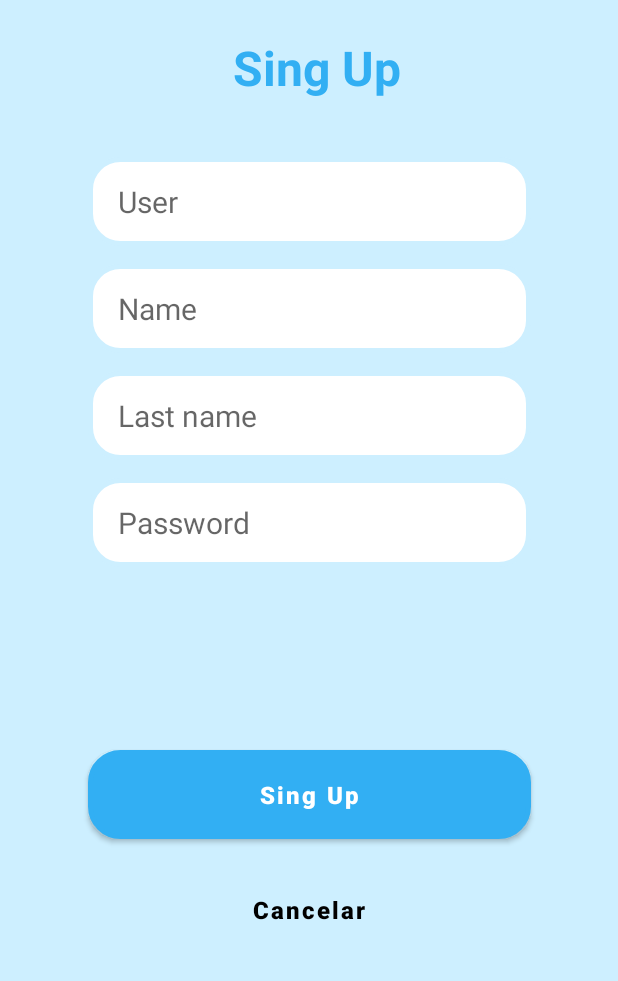
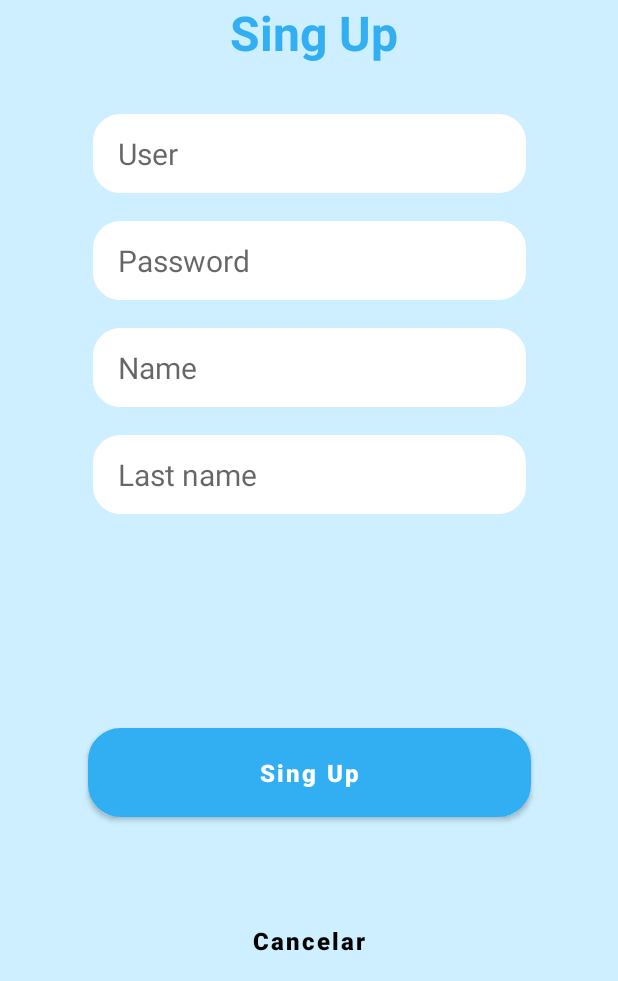
Before and after one commit to malenvac/android, an Android app: the SingUp screen opened directly, with no data from a screen before it, on a phone screen of 412 x 824 dp, the part 255-1236 px from its top. Run offline under Robolectric (Android 15) with nearby library versions, the phone set to English and light mode, and no system bars.

Commit message:
Los cambios malucos

```diff
--- a/app/src/main/java/com/example/Tarea1/SingUp.java
+++ b/app/src/main/java/com/example/Tarea1/SingUp.java
@@ -19,12 +19,12 @@ public class SingUp extends AppCompatActivity implements View.OnClickListener {
         super.onCreate(savedInstanceState);
         setContentView(R.layout.activity_sing_up);
 
-        us=(EditText) findViewById(R.id.UserSingUp);
-        nom=(EditText) findViewById(R.id.name);
-        ap=(EditText) findViewById(R.id.lastName);
-        pas=(EditText)findViewById(R.id.PasswordSingUp);
+        us=(EditText) findViewById(R.id.RegUser);
+        pas=(EditText) findViewById(R.id.RegPass);
+        nom=(EditText) findViewById(R.id.RegNombre);
+        ap=(EditText)findViewById(R.id.RegApellido);
 
-        reg=(Button)findViewById(R.id.buttonSingUp);
+        reg=(Button)findViewById(R.id.btnRegRegistrar);
         can=(Button)findViewById(R.id.btnRegCancelar);
         reg.setOnClickListener(this);
         can.setOnClickListener(this);
@@ -36,12 +36,13 @@ public class SingUp extends AppCompatActivity implements View.OnClickListener {
     @Override
     public void onClick(View v) {
     switch (v.getId()){
-        case R.id.buttonSingUp:
+        case R.id.btnRegRegistrar:
             Usuario u=new Usuario();
             u.setUsuario(us.getText().toString());
+            u.setPassword(pas.getText().toString());
             u.setNombre(nom.getText().toString());
             u.setApellidos(ap.getText().toString());
-            u.setPassword(pas.getText().toString());
+
 
             if(!u.isNull()){
                 Toast.makeText(this,"ERROR: Campos vacios", Toast.LENGTH_LONG).show();
--- a/app/src/main/res/layout/activity_sing_up.xml
+++ b/app/src/main/res/layout/activity_sing_up.xml
@@ -21,74 +21,72 @@
         app:layout_constraintTop_toTopOf="parent"
         app:layout_constraintVertical_bias="0.0" />
 
+
     <TextView
         android:id="@+id/textView"
         style="@style/TextTitlePri"
+        android:layout_width="145dp"
+        android:layout_height="47dp"
         android:text="@string/sing_up"
-        app:layout_constraintBottom_toTopOf="@+id/UserSingUp"
         app:layout_constraintEnd_toEndOf="parent"
-        app:layout_constraintHorizontal_bias="0.498"
         app:layout_constraintStart_toStartOf="parent"
-        app:layout_constraintTop_toBottomOf="@+id/logoLogin"
-        app:layout_constraintVertical_bias="0.516" />
+        app:layout_constraintTop_toBottomOf="@+id/logoLogin" />
 
     <com.google.android.material.textfield.TextInputEditText
-        android:id="@+id/UserSingUp"
+        android:id="@+id/RegUser"
         style="@style/TextViewUser"
+        android:layout_marginTop="16dp"
         android:hint="@string/user"
         app:layout_constraintBottom_toBottomOf="parent"
         app:layout_constraintEnd_toEndOf="parent"
         app:layout_constraintStart_toStartOf="parent"
-        app:layout_constraintTop_toBottomOf="@+id/logoLogin"
-        app:layout_constraintVertical_bias="0.162" />
+        app:layout_constraintTop_toBottomOf="@+id/textView"
+        app:layout_constraintVertical_bias="0.025" />
+    <EditText
+        android:id="@+id/RegPass"
+        style="@style/TextViewUser"
+        android:ems="10"
+        android:hint="@string/password"
+        android:inputType="textPassword"
+        app:layout_constraintEnd_toEndOf="parent"
+        app:layout_constraintStart_toStartOf="parent"
+        app:layout_constraintTop_toBottomOf="@+id/RegUser" />
+
 
     <EditText
-        android:id="@+id/name"
+        android:id="@+id/RegNombre"
         style="@style/TextViewUser"
-        android:layout_marginTop="20dp"
         android:ems="10"
         android:hint="@string/nombre"
         android:inputType="text"
-        app:layout_constraintBottom_toTopOf="@+id/lastName"
         app:layout_constraintEnd_toEndOf="parent"
         app:layout_constraintStart_toStartOf="parent"
-        app:layout_constraintTop_toBottomOf="@+id/UserSingUp"
-        app:layout_constraintVertical_bias="0.454" />
+        app:layout_constraintTop_toBottomOf="@+id/RegPass" />
 
     <EditText
-        android:id="@+id/lastName"
+        android:id="@+id/RegApellido"
         style="@style/TextViewUser"
         android:layout_marginTop="20dp"
         android:ems="10"
         android:hint="@string/apellido"
         android:inputType="text"
+        app:layout_constraintBottom_toTopOf="@+id/btnRegistrar"
         app:layout_constraintEnd_toEndOf="parent"
         app:layout_constraintStart_toStartOf="parent"
-        app:layout_constraintTop_toBottomOf="@+id/name" />
+        app:layout_constraintTop_toBottomOf="@+id/RegNombre"
+        app:layout_constraintVertical_bias="0.0" />
 
 
-    <EditText
-        android:id="@+id/PasswordSingUp"
-        style="@style/TextViewUser"
-        android:layout_marginTop="20dp"
-        android:ems="10"
-        android:hint="@string/password"
-        android:inputType="textPassword"
-        app:layout_constraintEnd_toEndOf="parent"
-        app:layout_constraintStart_toStartOf="parent"
-        app:layout_constraintTop_toBottomOf="@+id/lastName" />
-
     <Button
-        android:id="@+id/buttonSingUp"
+        android:id="@+id/btnRegRegistrar"
         style="@style/bottonsUp"
-        android:layout_marginBottom="88dp"
         android:background="@drawable/borde_redondo"
         android:text="@string/sing_up"
         app:layout_constraintBottom_toBottomOf="parent"
         app:layout_constraintEnd_toEndOf="parent"
         app:layout_constraintStart_toStartOf="parent"
-        app:layout_constraintTop_toTopOf="@+id/PasswordSingUp"
-        app:layout_constraintVertical_bias="0.927" />
+        app:layout_constraintTop_toTopOf="parent"
+        app:layout_constraintVertical_bias="0.836" />
 
     <Button
         android:id="@+id/btnRegCancelar"
@@ -100,6 +98,6 @@
         app:layout_constraintBottom_toBottomOf="parent"
         app:layout_constraintEnd_toEndOf="parent"
         app:layout_constraintStart_toStartOf="parent"
-        app:layout_constraintTop_toBottomOf="@+id/buttonSingUp" />
+        app:layout_constraintTop_toBottomOf="@+id/btnRegistrar" />
 
 </androidx.constraintlayout.widget.ConstraintLayout>
--- a/app/src/main/res/values/strings.xml
+++ b/app/src/main/res/values/strings.xml
@@ -5,7 +5,7 @@
     <string name="dummy_content">DUMMY\nCONTENT</string>
     <string name="login">Sing In</string>
     <string name="registro">Sing Up</string>
-    <string name="descriptionLogo">Logo yard sale</string>
+    <string name="descriptionLogo">Logo Aqua</string>
     <string name="user">User</string>
     <string name="password">Password</string>
     <string name="forgot_password">Forgot password?</string>
```
Also changed, not shown: app/src/main/AndroidManifest.xml (+7 -0 lines), app/src/main/java/com/example/Tarea1/Inicio.java (added, +60 -0 lines), app/src/main/java/com/example/Tarea1/SplashScreen.java (+20 -2 lines), app/src/main/java/com/example/Tarea1/construccion.java (added, +14 -0 lines), app/src/main/java/com/example/Tarea1/daoUsuario.java (+41 -6 lines), app/src/main/res/drawable/construccion.xml (added, +163 -0 lines), app/src/main/res/layout/activity_splash_screen.xml (+4 -4 lines), app/src/main/res/layout/falta.xml (added, +44 -0 lines), app/src/main/res/layout/inicio.xml (added, +98 -0 lines).
